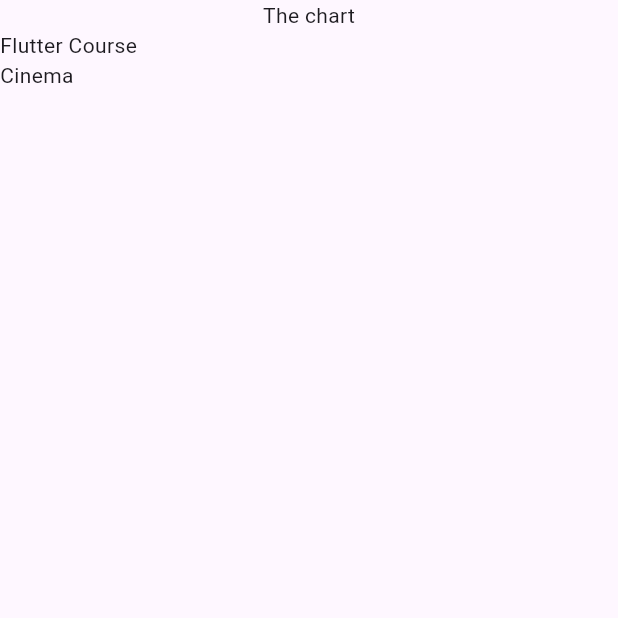
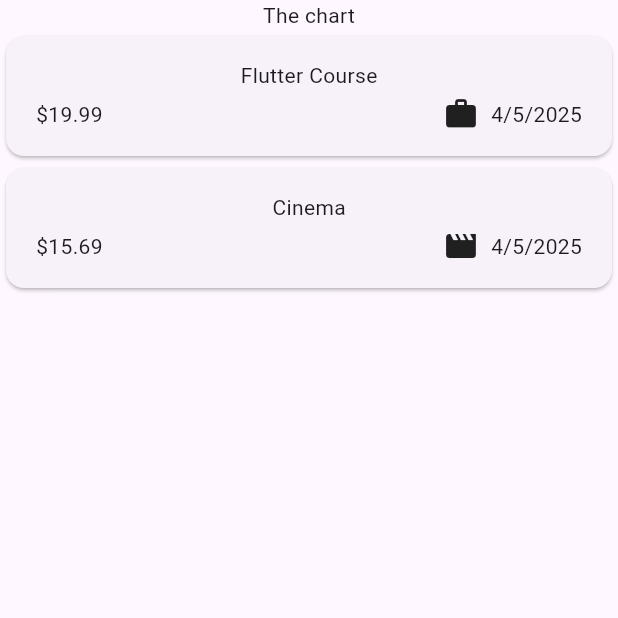
Before and after one commit to einalem4/flutter-expense-tracker, a Flutter app: the screen it shows after launch, on a phone screen of 412 x 824 dp, the top half of it. Run offline on Flutter 3.47's test engine with Material 3 defaults, Android fonts, the phone set to English and light mode, and no system bars.

Commit message:
Refactor expense tracking structure, added cards and widgets, and added icons and formatted dates

```diff
--- a/lib/main.dart
+++ b/lib/main.dart
@@ -1,5 +1,5 @@
 import 'package:flutter/material.dart';
-import 'package:expense_tracker/expenses.dart';
+import 'package:expense_tracker/widgets/expenses.dart';
 
 void main() {
   runApp(
--- a/lib/models/expense.dart
+++ b/lib/models/expense.dart
@@ -1,8 +1,19 @@
+import 'package:flutter/material.dart';
 import 'package:uuid/uuid.dart';
+import 'package:intl/intl.dart';
+
+final formatter = DateFormat.yMd();
 
 const uuid = Uuid();
 
 enum Category { food, travel, leisure, work }
+
+const categoryIcons = {
+  Category.food: Icons.lunch_dining,
+  Category.travel: Icons.flight_takeoff,
+  Category.leisure: Icons.movie,
+  Category.work: Icons.work,
+};
 
 class Expense {
   Expense({
@@ -17,4 +28,8 @@ class Expense {
   final double amount;
   final DateTime date;
   final Category category;
+
+  String get formattedDate {
+    return formatter.format(date);
+  }
 }
--- a/lib/expenses.dart
+++ b/lib/widgets/expenses.dart
@@ -1,5 +1,5 @@
 import 'package:flutter/material.dart';
-import 'package:expense_tracker/expenses_list.dart';
+import 'package:expense_tracker/widgets/expenses_list/expenses_list.dart';
 import 'package:expense_tracker/models/expense.dart';
 
 class Expenses extends StatefulWidget {
--- /dev/null
+++ b/lib/widgets/expenses_list/expense_item.dart
@@ -0,0 +1,39 @@
+import 'package:flutter/material.dart';
+import 'package:expense_tracker/models/expense.dart';
+
+class ExpenseItem extends StatelessWidget {
+  const ExpenseItem(this.expense, {super.key});
+
+  final Expense expense;
+
+  @override
+  Widget build(BuildContext context) {
+    return Card(
+      child: Padding(
+        padding: const EdgeInsets.symmetric(
+          horizontal: 20,
+          vertical: 16,
+        ),
+        child: Column(
+          children: [
+            Text(expense.title),
+            const SizedBox(height: 4),
+            Row(
+              children: [
+                Text('\$${expense.amount.toStringAsFixed(2)}'),
+                const Spacer(),
+                Row(
+                  children: [
+                    Icon(categoryIcons[expense.category]),
+                    const SizedBox(width: 8),
+                    Text(expense.formattedDate),
+                  ],
+                ),
+              ],
+            ),
+          ],
+        ),
+      ),
+    );
+  }
+}
--- a/lib/expenses_list.dart
+++ b/lib/widgets/expenses_list/expenses_list.dart
@@ -1,4 +1,5 @@
 import 'package:flutter/material.dart';
+import 'package:expense_tracker/widgets/expenses_list/expense_item.dart';
 import 'package:expense_tracker/models/expense.dart';
 
 class ExpensesList extends StatelessWidget {
@@ -13,7 +14,7 @@ class ExpensesList extends StatelessWidget {
   Widget build(BuildContext context) {
     return ListView.builder(
       itemCount: expenses.length,
-      itemBuilder: (ctx, index) => Text(expenses[index].title),
+      itemBuilder: (ctx, index) => ExpenseItem(expenses[index]),
     );
   }
 }
--- a/pubspec.yaml
+++ b/pubspec.yaml
@@ -35,6 +35,7 @@ dependencies:
   # Use with the CupertinoIcons class for iOS style icons.
   cupertino_icons: ^1.0.8
   uuid: ^4.5.1
+  intl: ^0.20.2
 
 dev_dependencies:
   flutter_test:
```
Also changed, not shown: pubspec.lock.
